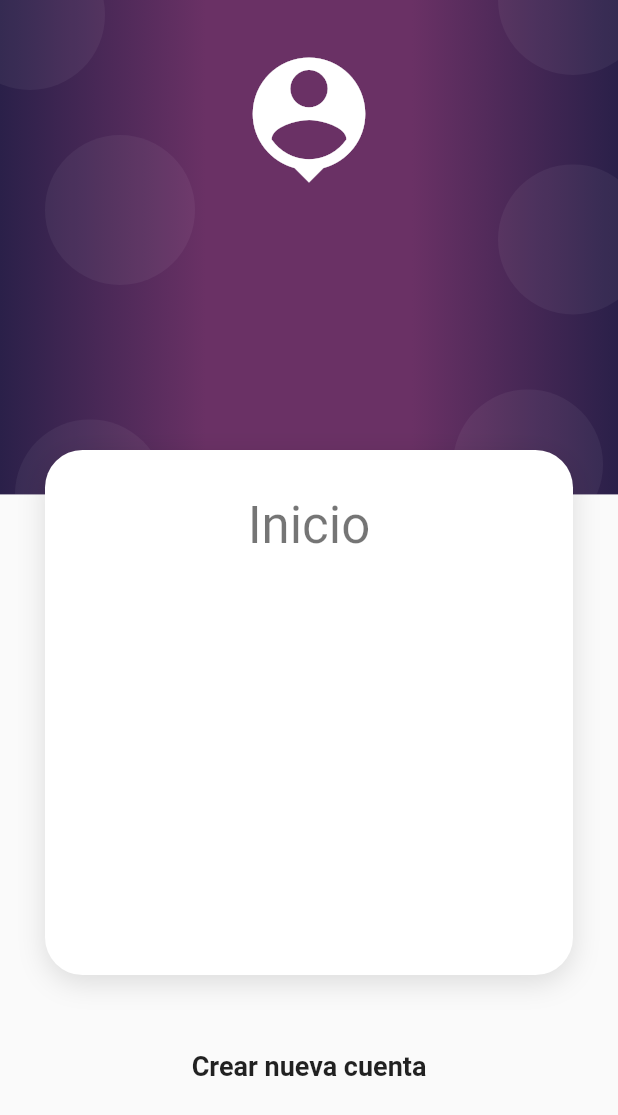
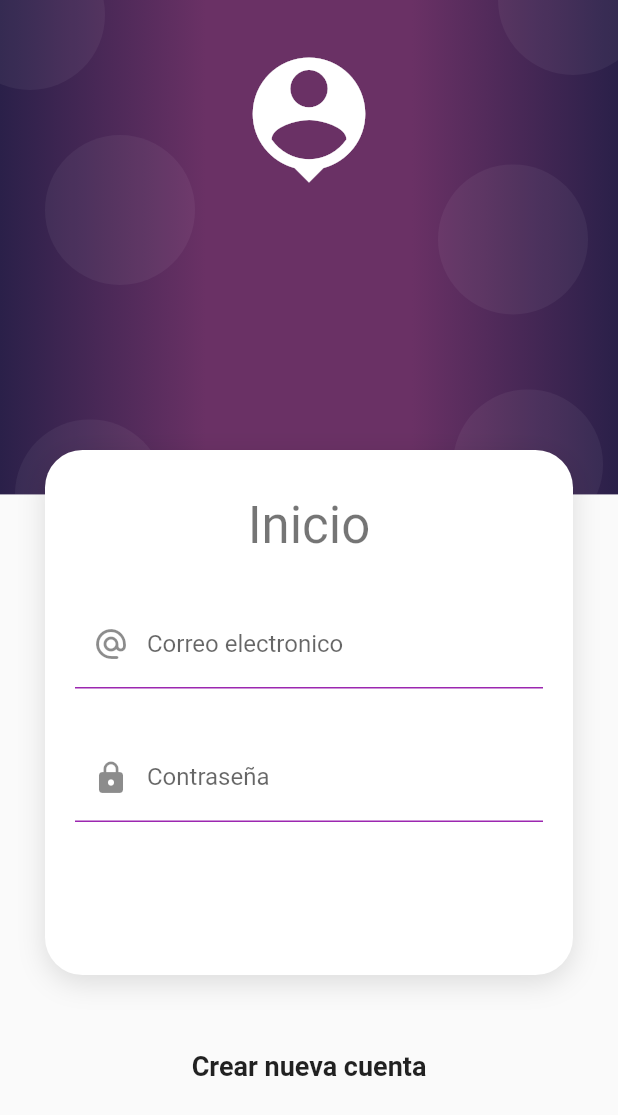
Before and after one commit to JoaMons2/SmartPark, a Flutter app: the screen it shows after launch, on a phone screen of 412 x 824 dp. Shown: the top 1115 px of the screen. Run offline on Flutter 3.47's test engine with Material 2 defaults, Android fonts, the light colour scheme and no system bars.

Commit message:
Agregar espacios de formulario

```diff
--- a/lib/screens/login_screen.dart
+++ b/lib/screens/login_screen.dart
@@ -1,4 +1,5 @@
 import 'package:flutter/material.dart';
+import 'package:tlaxporte_app2/widgets/input_decoration.dart';
 
 class LoginScreen extends StatelessWidget {
   const LoginScreen({Key? key}) : super(key: key);
@@ -7,7 +8,7 @@ class LoginScreen extends StatelessWidget {
   Widget build(BuildContext context) {
     final size = MediaQuery.of(context).size;
     return Scaffold(
-      body: Container(
+      body: SizedBox(
         width: double.infinity,
         height: double.infinity,
         child: Stack(
@@ -35,7 +36,7 @@ class LoginScreen extends StatelessWidget {
           Positioned(child: burbuja(), top: -40, left: -30),
           Positioned(child: burbuja(), top: -50, right: -20),
           Positioned(child: burbuja(), bottom: -50, left: 10),
-          Positioned(child: burbuja(), bottom: 120, right: -20),
+          Positioned(child: burbuja(), bottom: 120, right: 20),
           Positioned(child: burbuja(), bottom: -30, right: 10)
         ],
       ),
@@ -48,7 +49,7 @@ class LoginScreen extends StatelessWidget {
       height: 100,
       decoration: BoxDecoration(
           borderRadius: BorderRadius.circular(100),
-          color: Color.fromRGBO(255, 255, 255, 0.05)),
+          color: const Color.fromRGBO(255, 255, 255, 0.05)),
     );
   }
 
@@ -66,8 +67,9 @@ class LoginScreen extends StatelessWidget {
     );
   }
 
-  Column loginForm(BuildContext context) {
-    return Column(
+  SingleChildScrollView loginForm(BuildContext context) {
+    return SingleChildScrollView(
+      child: Column(
         children: [
           const SizedBox(height: 300),
           Container(
@@ -87,12 +89,31 @@ class LoginScreen extends StatelessWidget {
                   ]),
               child: Column(
                 children: [
-                SizedBox(
-                  height: 10,
+                  const SizedBox(height: 10),
+                  Text('Inicio', style: Theme.of(context).textTheme.headline4),
+                  const SizedBox(height: 30),
+                  Container(
+                    child: Form(
+                      child: Column(
+                        children: [
+                          TextFormField(
+                              autocorrect: false,
+                              decoration: InputDecorations.inputDecoration(
+                                  hintext: 'ejemplo.@gmail.com',
+                                  labeltext: 'Correo electronico',
+                                  icon: const Icon(
+                                      Icons.alternate_email_rounded))),
+                          const SizedBox(height: 30),
+                          TextFormField(
+                              autocorrect: false,
+                              decoration: InputDecorations.inputDecoration(
+                                  hintext: '******',
+                                  labeltext: 'Contraseña',
+                                  icon: const Icon(Icons.lock))),
+                          const SizedBox(height: 30)
+                        ],
                       ),
-                Text('Inicio', style: Theme.of(context).textTheme.headline4),
-                SizedBox(
-                  height: 30,
+                    ),
                   )
                 ],
               )),
@@ -102,6 +123,7 @@ class LoginScreen extends StatelessWidget {
             style: TextStyle(fontSize: 18, fontWeight: FontWeight.bold),
           )
         ],
+      ),
     );
   }
 }
--- /dev/null
+++ b/lib/widgets/input_decoration.dart
@@ -0,0 +1,20 @@
+import 'package:flutter/material.dart';
+
+class InputDecorations {
+  static InputDecoration inputDecoration(
+      {required String hintext,
+      required String labeltext,
+      required Icon icon}) {
+    return InputDecoration(
+      enabledBorder: const UnderlineInputBorder(
+        borderSide: BorderSide(color: Colors.purple),
+      ),
+      focusedBorder: const UnderlineInputBorder(
+        borderSide: BorderSide(color: Colors.purple, width: 2),
+      ),
+      hintText: hintext,
+      labelText: labeltext,
+      prefixIcon: icon,
+    );
+  }
+}
```
Lines whose indentation alone changed are shown as unchanged.
